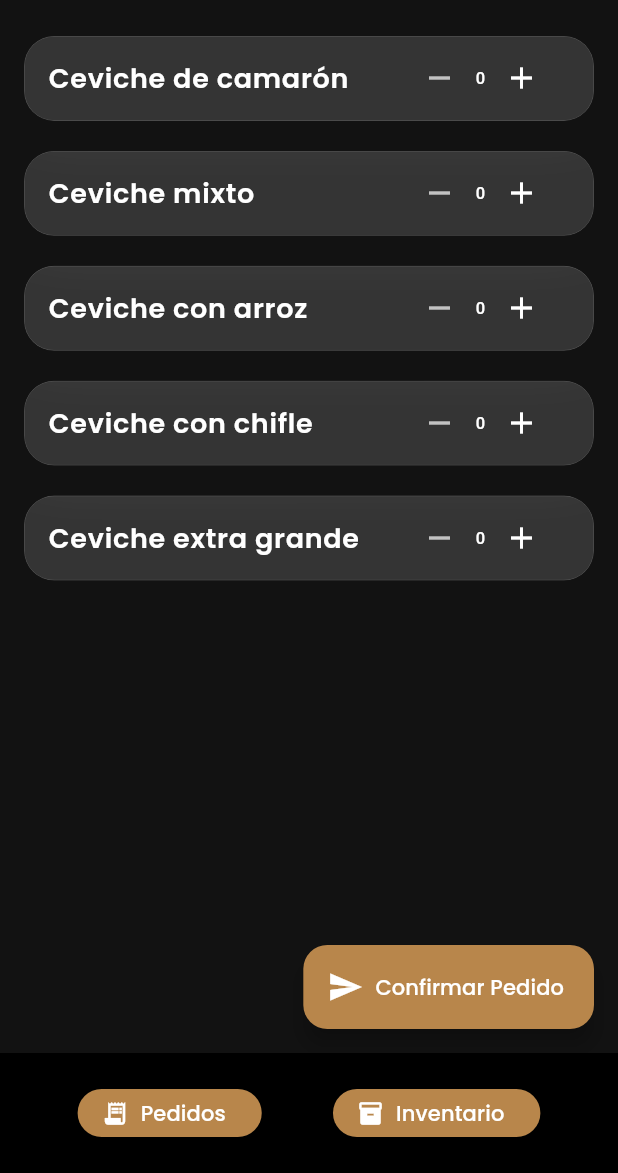
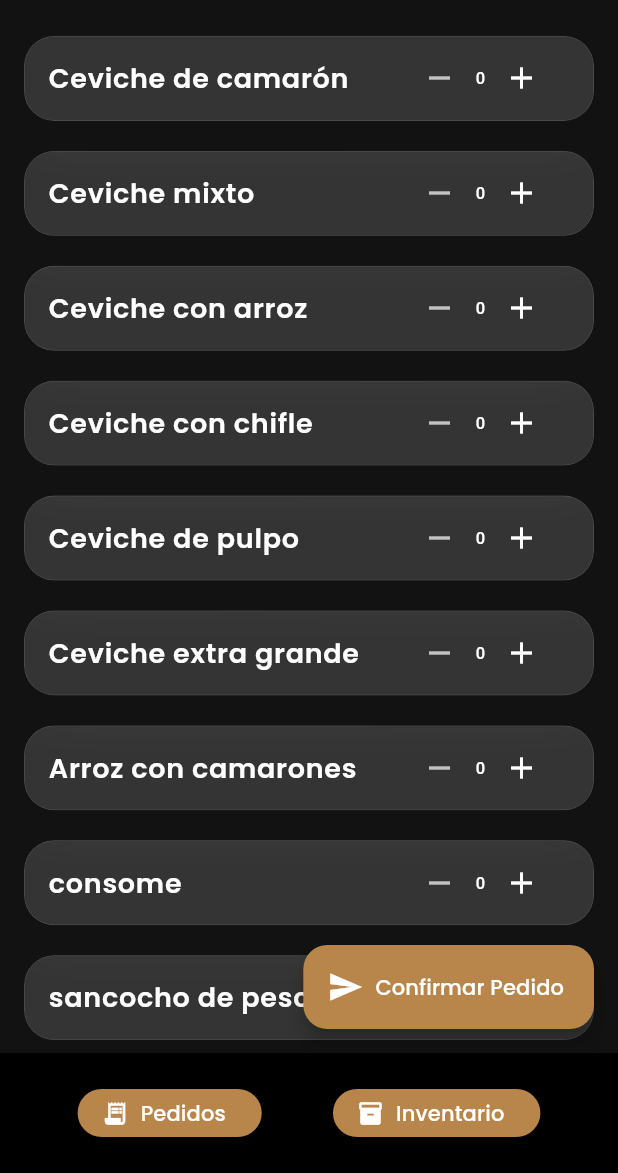
Before and after one commit to Erick-Calvache/cevicheria_app, a Flutter app: the MenuPage screen opened by its route, on a phone screen of 412 x 824 dp, the part 63-1236 px from its top. Run offline on Flutter 3.47's test engine with Material 3 defaults, Android fonts, the phone set to English and light mode, and no system bars; drawn by our look-alikes of glassmorphism_ui; our stand-ins replace cloud_firestore, firebase_core, google_fonts; accounts and stored records are empty.

Commit message:
mas platos de prueba

```diff
--- a/lib/main.dart
+++ b/lib/main.dart
@@ -47,7 +47,11 @@ class _MenuPageState extends State<MenuPage> {
     {'nombre': 'Ceviche mixto', 'cantidad': 0},
     {'nombre': 'Ceviche con arroz', 'cantidad': 0},
     {'nombre': 'Ceviche con chifle', 'cantidad': 0},
+    {'nombre': 'Ceviche de pulpo', 'cantidad': 0},
     {'nombre': 'Ceviche extra grande', 'cantidad': 0},
+    {'nombre': 'Arroz con camarones', 'cantidad': 0},
+    {'nombre': 'consome', 'cantidad': 0},
+    {'nombre': 'sancocho de pescado', 'cantidad': 0},
   ];
 
   void _sumar(int index) {
```
